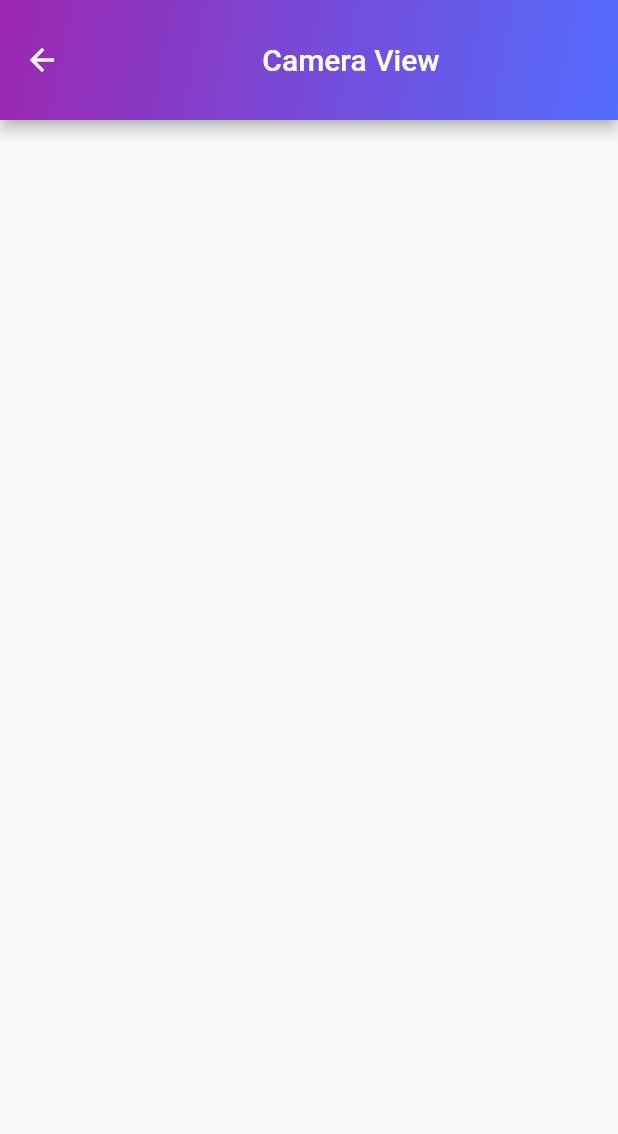
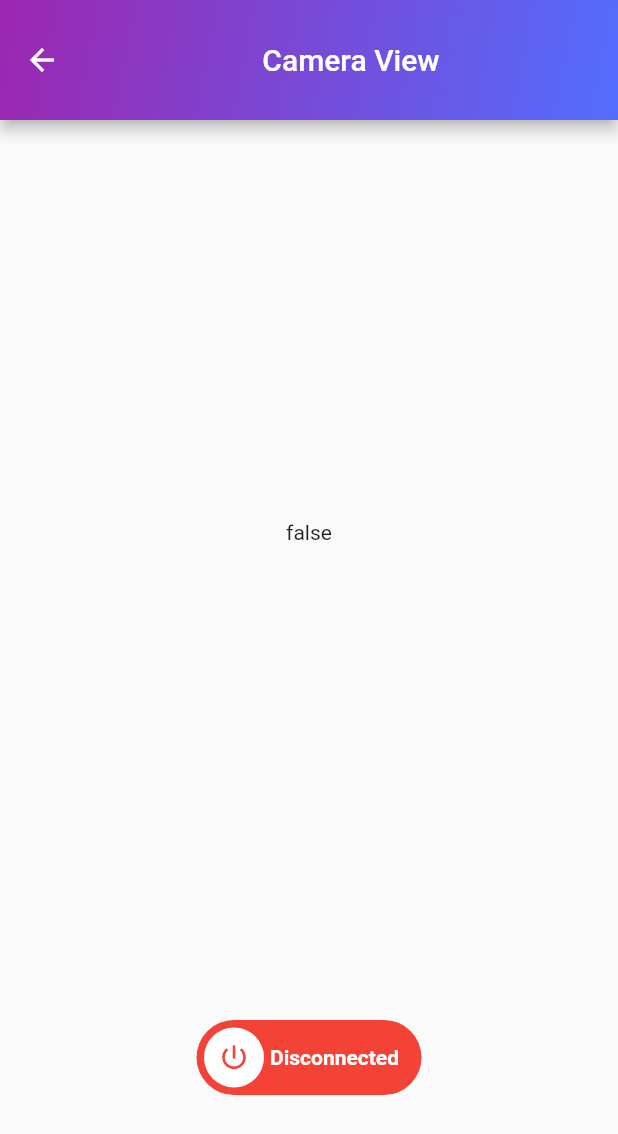
Before and after one commit to andimin182/ros-mobile-app, a Flutter app: the CameraPage screen opened by its route, on a phone screen of 412 x 824 dp. Shown: the top 1134 px of the screen. Run offline on Flutter 3.47's test engine with Material 2 defaults, Android fonts, the phone set to English and light mode, and no system bars; drawn by our look-alikes of lite_rolling_switch; our stand-ins replace bloc, dartz, flutter_bloc, freezed_annotation, get_it, injectable; missing offline and left inert: roslibdart.

Commit message:
adding camera feature

```diff
--- /dev/null
+++ b/lib/cameraVisualization/application/bloc/camera_node_event.dart
@@ -0,0 +1,9 @@
+part of 'camera_node_bloc.dart';
+
+@freezed
+class CameraNodeEvent with _$CameraNodeEvent {
+  const factory CameraNodeEvent.connectToRos() = ConnectToRos;
+  const factory CameraNodeEvent.disconnectFromRos() = DisconnectFromRos;
+  const factory CameraNodeEvent.retrieveImageFromRos(
+      {required Image newImage}) = RetrieveImageFromRos;
+}
--- /dev/null
+++ b/lib/cameraVisualization/application/bloc/camera_node_state.dart
@@ -0,0 +1,18 @@
+part of 'camera_node_bloc.dart';
+
+@freezed
+class CameraNodeState with _$CameraNodeState {
+  const factory CameraNodeState({
+    required bool isConnected,
+    required bool isError,
+    required Image? imageState,
+  }) = _CameraNodeState;
+
+  factory CameraNodeState.initial() {
+    return CameraNodeState(
+      isConnected: false,
+      isError: false,
+      imageState: null,
+    );
+  }
+}
--- a/lib/core/constants.dart
+++ b/lib/core/constants.dart
@@ -1,3 +1,4 @@
 class Constants {
   static const String raspiUrl = "ws://192.168.1.42:9090";
+  static const String raspiCamUrl = "ws://192.168.1.77:9090";
 }
--- a/lib/core/failures.dart
+++ b/lib/core/failures.dart
@@ -7,4 +7,5 @@ abstract class Failure with _$Failure {
   const factory Failure() = _Failure;
   const factory Failure.rosConnectionFailure() = RosConnectionFailure;
   const factory Failure.motorCommandFailure() = MotorCommandFailure;
+  const factory Failure.cameraSubscriberFailure() = CameraSubscriberFailure;
 }
--- a/lib/core/topics.dart
+++ b/lib/core/topics.dart
@@ -4,6 +4,6 @@ class MotorTopic {
 }
 
 class CameraTopic {
-  static const String topicName = "";
-  static const String msgType = "";
+  static const String topicName = "/imageColorDetection";
+  static const String msgType = "sensor_msgs/msg/CompressedImage";
 }
--- a/lib/core/user_exceptions.dart
+++ b/lib/core/user_exceptions.dart
@@ -3,3 +3,9 @@ class RosConnectionException implements Exception {
 
   RosConnectionException(this.message);
 }
+
+class RosCameraTopicException implements Exception {
+  final String message;
+
+  RosCameraTopicException(this.message);
+}
--- a/lib/motorCommand/application/bloc/motor_control_bloc.dart
+++ b/lib/motorCommand/application/bloc/motor_control_bloc.dart
@@ -1,7 +1,7 @@
 import 'package:bloc/bloc.dart';
 import 'package:freezed_annotation/freezed_annotation.dart';
 import 'package:injectable/injectable.dart';
-import 'package:ros_app/motorCommand/domain/usecases/motor_control.dart';
+import 'package:ros_app/motorCommand/domain/usecases/motor_node_pub.dart';
 
 part 'motor_control_event.dart';
 part 'motor_control_state.dart';
@@ -100,7 +100,7 @@ class MotorControlBloc extends Bloc<MotorControlEvent, MotorControlState> {
             isTurningRight: false,
             isStop: true,
             isConnected: true,
-            rosStream: motorCommand.motorCommandRepo.ros.statusStream,
+            rosStream: motorCommand.motorNodePub.ros.statusStream,
           ));
           final failureOrConnect = motorCommand.connectToRos();
           failureOrConnect.fold(
--- a/lib/motorCommand/domain/repositories/control_repo.dart
+++ b/lib/motorCommand/domain/repositories/motor_node_pub_repo.dart
@@ -5,7 +5,7 @@ import 'package:ros_app/core/user_exceptions.dart';
 import 'package:roslibdart/roslibdart.dart';
 
 @injectable
-class MotorCommandRepo {
+class MotorNodePub {
   final forward = {'command': 'Forward'};
   final backward = {'command': 'Back'};
   final left = {'command': 'Turn_left'};
--- a/lib/presentation/screens/camera_page.dart
+++ b/lib/presentation/screens/camera_page.dart
@@ -1,4 +1,10 @@
+import 'dart:developer';
+
 import 'package:flutter/material.dart';
+import 'package:flutter_bloc/flutter_bloc.dart';
+import 'package:lite_rolling_switch/lite_rolling_switch.dart';
+import 'package:ros_app/cameraVisualization/application/bloc/camera_node_bloc.dart';
+import 'package:ros_app/presentation/widgets/image_painter.dart';
 
 class CameraPage extends StatefulWidget {
   const CameraPage({Key? key}) : super(key: key);
@@ -22,6 +28,54 @@ class _CameraPageState extends State<CameraPage> {
           )),
           title: Center(child: Text('Camera View')),
         ),
-        body: Center());
+        body: BlocBuilder<CameraNodeBloc, CameraNodeState>(
+          builder: (context, state) {
+            return Column(
+              children: [
+                Container(
+                  height: 550,
+                  child: state.isConnected
+                      ? CustomPaint(
+                          size: Size(state.imageState!.width.toDouble(),
+                              state.imageState!.height.toDouble()),
+                          painter: ImagePainter(image: state.imageState!),
+                        )
+                      : Center(child: Text('${state.isConnected}')),
+                ),
+                SizedBox(
+                  height: 50,
+                ),
+                Center(
+                  child: SizedBox(
+                    width: 150,
+                    child: LiteRollingSwitch(
+                      onDoubleTap: () {},
+                      onTap: () {},
+                      onSwipe: () {},
+                      value: false,
+                      textOn: 'Connected',
+                      textOff: 'Disconnected',
+                      colorOn: Colors.green,
+                      colorOff: Colors.red,
+                      iconOn: Icons.lightbulb_outline,
+                      iconOff: Icons.power_settings_new,
+                      onChanged: (bool state) {
+                        if (state == true) {
+                          log(state.toString());
+                          BlocProvider.of<CameraNodeBloc>(context)
+                              .add(CameraNodeEvent.connectToRos());
+                        } else {
+                          log(state.toString());
+                          BlocProvider.of<CameraNodeBloc>(context)
+                              .add(CameraNodeEvent.disconnectFromRos());
+                        }
+                      },
+                    ),
+                  ),
+                ),
+              ],
+            );
+          },
+        ));
   }
 }
--- /dev/null
+++ b/lib/presentation/widgets/image_painter.dart
@@ -0,0 +1,20 @@
+import 'dart:ui' as ui;
+
+import 'package:flutter/cupertino.dart';
+
+class ImagePainter extends CustomPainter {
+  ui.Image image;
+  ImagePainter({
+    required this.image,
+  });
+
+  @override
+  void paint(Canvas canvas, Size size) {
+    canvas.drawImage(image, Offset.zero, Paint());
+  }
+
+  @override
+  bool shouldRepaint(covariant CustomPainter oldDelegate) {
+    return true;
+  }
+}
```
Also changed, not shown: lib/cameraVisualization/application/bloc/camera_node_bloc.dart (added, +69 -0 lines), lib/cameraVisualization/domain/repositories/camera_subscriber_repo.dart (added, +42 -0 lines), lib/cameraVisualization/domain/usecases/camera_visualization.dart (added, +38 -0 lines), lib/main.dart (+11 -2 lines), lib/motorCommand/domain/usecases/motor_node_pub.dart (renamed from lib/motorCommand/domain/usecases/motor_control.dart, +10 -10 lines), lib/cameraVisualization/application/bloc/camera_node_bloc.freezed.dart (added), lib/core/failures.freezed.dart, lib/injection.config.dart, 1 other file.
